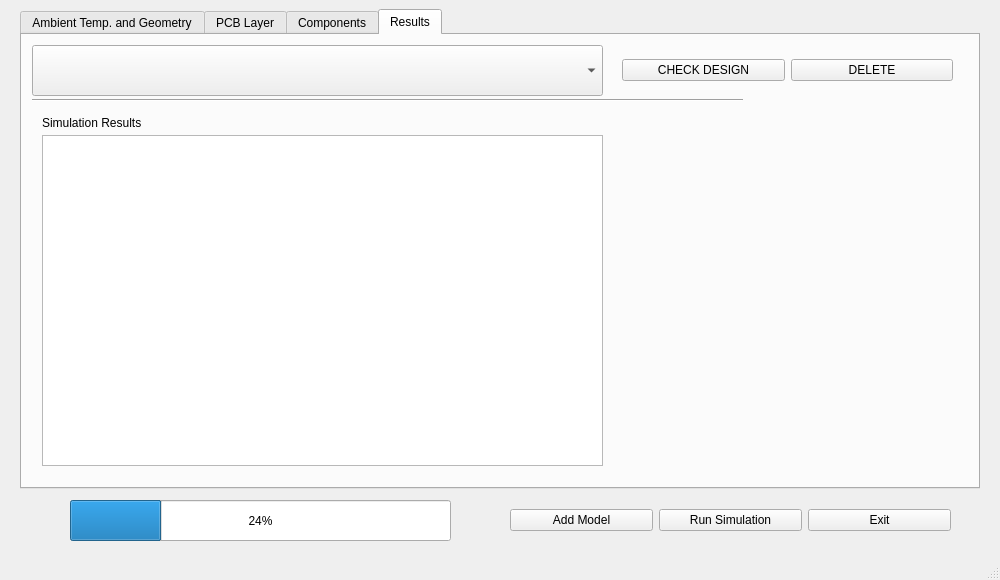
Above: resource/Main2.ui from SoGentle/Automation_6sigma before the change. Below: the same form after it.
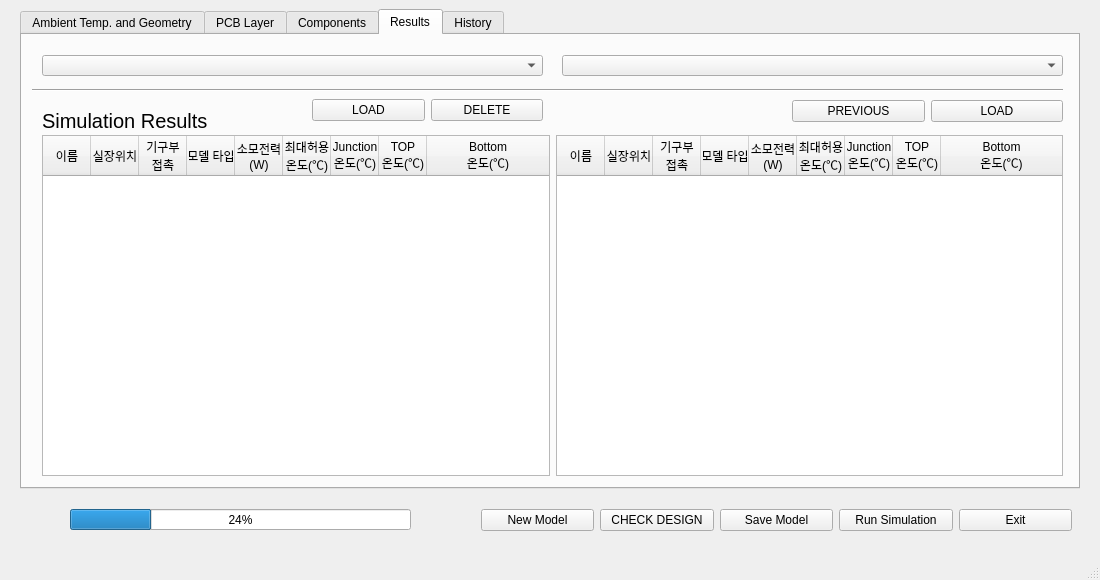
That is the form after the change. The open tabs and pages were chosen to show the change. Icons and pictures are not drawn.

What changed in the file:
```diff
--- a/resource/Main2.ui
+++ b/resource/Main2.ui
@@ -9,19 +9,19 @@
    <rect>
     <x>0</x>
     <y>0</y>
-    <width>1000</width>
+    <width>1100</width>
     <height>580</height>
    </rect>
   </property>
   <property name="minimumSize">
    <size>
-    <width>1000</width>
+    <width>1100</width>
     <height>580</height>
    </size>
   </property>
   <property name="maximumSize">
    <size>
-    <width>1000</width>
+    <width>1100</width>
     <height>580</height>
    </size>
   </property>
@@ -50,22 +50,25 @@
      <rect>
       <x>20</x>
       <y>9</y>
-      <width>960</width>
+      <width>1060</width>
       <height>480</height>
      </rect>
     </property>
     <property name="minimumSize">
      <size>
-      <width>960</width>
+      <width>1060</width>
       <height>480</height>
      </size>
     </property>
     <property name="maximumSize">
      <size>
-      <width>960</width>
+      <width>1060</width>
       <height>480</height>
      </size>
     </property>
+    <property name="autoFillBackground">
+     <bool>false</bool>
+    </property>
     <property name="tabShape">
      <enum>QTabWidget::Rounded</enum>
     </property>
@@ -499,25 +502,32 @@
      <widget class="QWidget" name="horizontalLayoutWidget_3">
       <property name="geometry">
        <rect>
-        <x>600</x>
-        <y>10</y>
-        <width>331</width>
-        <height>51</height>
+        <x>290</x>
+        <y>60</y>
+        <width>231</width>
+        <height>31</height>
        </rect>
       </property>
       <layout class="QHBoxLayout" name="horizontalLayout_3">
        <item>
-        <widget class="QPushButton" name="pushButton_DesignCheck">
-         <property name="enabled">
-          <bool>true</bool>
+        <widget class="QPushButton" name="pushButton_LoadModel">
+         <property name="font">
+          <font>
+           <family>Arial</family>
+          </font>
          </property>
          <property name="text">
-          <string>CHECK DESIGN</string>
+          <string>LOAD</string>
          </property>
         </widget>
        </item>
        <item>
-        <widget class="QPushButton" name="pushButton_DesignDelete">
+        <widget class="QPushButton" name="pushButton_DeleteModel">
+         <property name="font">
+          <font>
+           <family>Arial</family>
+          </font>
+         </property>
          <property name="text">
           <string>DELETE</string>
          </property>
@@ -528,10 +538,10 @@
      <widget class="QComboBox" name="comboBox_Designs">
       <property name="geometry">
        <rect>
-        <x>10</x>
-        <y>10</y>
-        <width>571</width>
-        <height>51</height>
+        <x>20</x>
+        <y>20</y>
+        <width>501</width>
+        <height>21</height>
        </rect>
       </property>
       <property name="maxVisibleItems">
@@ -548,8 +558,8 @@
       <property name="geometry">
        <rect>
         <x>10</x>
-        <y>50</y>
-        <width>711</width>
+        <y>40</y>
+        <width>1031</width>
         <height>31</height>
        </rect>
       </property>
@@ -557,59 +567,373 @@
        <enum>Qt::Horizontal</enum>
       </property>
      </widget>
-     <widget class="QTableView" name="tableView_SimulationResult">
-      <property name="geometry">
-       <rect>
-        <x>20</x>
-        <y>100</y>
-        <width>561</width>
-        <height>331</height>
-       </rect>
-      </property>
-      <property name="horizontalScrollBarPolicy">
-       <enum>Qt::ScrollBarAlwaysOff</enum>
-      </property>
-      <property name="sizeAdjustPolicy">
-       <enum>QAbstractScrollArea::AdjustToContents</enum>
-      </property>
-      <attribute name="horizontalHeaderStretchLastSection">
-       <bool>true</bool>
-      </attribute>
-     </widget>
      <widget class="QLabel" name="label_SimulationResult">
       <property name="geometry">
        <rect>
         <x>20</x>
-        <y>80</y>
-        <width>131</width>
-        <height>16</height>
+        <y>75</y>
+        <width>271</width>
+        <height>21</height>
        </rect>
       </property>
+      <property name="font">
+       <font>
+        <family>Arial</family>
+        <pointsize>15</pointsize>
+       </font>
+      </property>
       <property name="text">
        <string>Simulation Results</string>
       </property>
      </widget>
+     <widget class="QWidget" name="horizontalLayoutWidget_6">
+      <property name="geometry">
+       <rect>
+        <x>20</x>
+        <y>100</y>
+        <width>1021</width>
+        <height>341</height>
+       </rect>
+      </property>
+      <layout class="QHBoxLayout" name="horizontalLayout_6">
+       <item>
+        <widget class="QTableWidget" name="tableWidget_SimulationResults">
+         <property name="font">
+          <font>
+           <family>Arial</family>
+          </font>
+         </property>
+         <attribute name="horizontalHeaderDefaultSectionSize">
+          <number>48</number>
+         </attribute>
+         <attribute name="horizontalHeaderStretchLastSection">
+          <bool>true</bool>
+         </attribute>
+         <column>
+          <property name="text">
+           <string>이름</string>
+          </property>
+         </column>
+         <column>
+          <property name="text">
+           <string>실장위치</string>
+          </property>
+         </column>
+         <column>
+          <property name="text">
+           <string>기구부
+접촉</string>
+          </property>
+         </column>
+         <column>
+          <property name="text">
+           <string>모델 타입</string>
+          </property>
+         </column>
+         <column>
+          <property name="text">
+           <string>소모전력
+(W)</string>
+          </property>
+         </column>
+         <column>
+          <property name="text">
+           <string>최대허용
+온도(℃)</string>
+          </property>
+         </column>
+         <column>
+          <property name="text">
+           <string>Junction
+온도(℃)</string>
+          </property>
+         </column>
+         <column>
+          <property name="text">
+           <string>TOP
+온도(℃)</string>
+          </property>
+         </column>
+         <column>
+          <property name="text">
+           <string>Bottom
+온도(℃)</string>
+          </property>
+         </column>
+        </widget>
+       </item>
+       <item>
+        <widget class="QTableWidget" name="tableWidget_SimulationResults_2">
+         <property name="font">
+          <font>
+           <family>Arial</family>
+          </font>
+         </property>
+         <attribute name="horizontalHeaderDefaultSectionSize">
+          <number>48</number>
+         </attribute>
+         <attribute name="horizontalHeaderStretchLastSection">
+          <bool>true</bool>
+         </attribute>
+         <column>
+          <property name="text">
+           <string>이름</string>
+          </property>
+         </column>
+         <column>
+          <property name="text">
+           <string>실장위치</string>
+          </property>
+         </column>
+         <column>
+          <property name="text">
+           <string>기구부
+접촉</string>
+          </property>
+         </column>
+         <column>
+          <property name="text">
+           <string>모델 타입</string>
+          </property>
+         </column>
+         <column>
+          <property name="text">
+           <string>소모전력
+(W)</string>
+          </property>
+         </column>
+         <column>
+          <property name="text">
+           <string>최대허용
+온도(℃)</string>
+          </property>
+         </column>
+         <column>
+          <property name="text">
+           <string>Junction
+온도(℃)</string>
+          </property>
+         </column>
+         <column>
+          <property name="text">
+           <string>TOP
+온도(℃)</string>
+          </property>
+         </column>
+         <column>
+          <property name="text">
+           <string>Bottom
+온도(℃)</string>
+          </property>
+         </column>
+        </widget>
+       </item>
+      </layout>
+     </widget>
+     <widget class="QComboBox" name="comboBox_Boards_2">
+      <property name="geometry">
+       <rect>
+        <x>540</x>
+        <y>20</y>
+        <width>501</width>
+        <height>21</height>
+       </rect>
+      </property>
+      <property name="maxVisibleItems">
+       <number>20</number>
+      </property>
+      <property name="iconSize">
+       <size>
+        <width>16</width>
+        <height>16</height>
+       </size>
+      </property>
+     </widget>
+     <widget class="QWidget" name="horizontalLayoutWidget_7">
+      <property name="geometry">
+       <rect>
+        <x>770</x>
+        <y>60</y>
+        <width>271</width>
+        <height>32</height>
+       </rect>
+      </property>
+      <layout class="QHBoxLayout" name="horizontalLayout_7">
+       <item>
+        <widget class="QPushButton" name="pushButton">
+         <property name="text">
+          <string>PREVIOUS</string>
+         </property>
+        </widget>
+       </item>
+       <item>
+        <widget class="QPushButton" name="pushButton_2">
+         <property name="text">
+          <string>LOAD</string>
+         </property>
+        </widget>
+       </item>
+      </layout>
+     </widget>
+    </widget>
+    <widget class="QWidget" name="tab">
+     <attribute name="title">
+      <string>History</string>
+     </attribute>
+     <widget class="QTextEdit" name="textEdit">
+      <property name="geometry">
+       <rect>
+        <x>30</x>
+        <y>200</y>
+        <width>991</width>
+        <height>231</height>
+       </rect>
+      </property>
+     </widget>
+     <widget class="QWidget" name="horizontalLayoutWidget_8">
+      <property name="geometry">
+       <rect>
+        <x>670</x>
+        <y>10</y>
+        <width>361</width>
+        <height>41</height>
+       </rect>
+      </property>
+      <layout class="QHBoxLayout" name="horizontalLayout_8">
+       <item>
+        <widget class="QLabel" name="label_4">
+         <property name="text">
+          <string>6Sigma :    </string>
+         </property>
+        </widget>
+       </item>
+       <item>
+        <widget class="QLineEdit" name="lineEdit"/>
+       </item>
+       <item>
+        <widget class="QPushButton" name="pushButton_3">
+         <property name="text">
+          <string>PushButton</string>
+         </property>
+        </widget>
+       </item>
+      </layout>
+     </widget>
+     <widget class="QWidget" name="horizontalLayoutWidget_9">
+      <property name="geometry">
+       <rect>
+        <x>670</x>
+        <y>70</y>
+        <width>361</width>
+        <height>41</height>
+       </rect>
+      </property>
+      <layout class="QHBoxLayout" name="horizontalLayout_9">
+       <item>
+        <widget class="QLabel" name="label_5">
+         <property name="text">
+          <string> Program : </string>
+         </property>
+        </widget>
+       </item>
+       <item>
+        <widget class="QLineEdit" name="lineEdit_2"/>
+       </item>
+      </layout>
+     </widget>
+     <widget class="QWidget" name="horizontalLayoutWidget_10">
+      <property name="geometry">
+       <rect>
+        <x>670</x>
+        <y>130</y>
+        <width>361</width>
+        <height>41</height>
+       </rect>
+      </property>
+      <layout class="QHBoxLayout" name="horizontalLayout_10">
+       <item>
+        <widget class="QLabel" name="label_6">
+         <property name="text">
+          <string>Result :     </string>
+         </property>
+        </widget>
+       </item>
+       <item>
+        <widget class="QLineEdit" name="lineEdit_3"/>
+       </item>
+      </layout>
+     </widget>
+     <widget class="Line" name="line_2">
+      <property name="geometry">
+       <rect>
+        <x>10</x>
+        <y>180</y>
+        <width>1031</width>
+        <height>16</height>
+       </rect>
+      </property>
+      <property name="orientation">
+       <enum>Qt::Horizontal</enum>
+      </property>
+     </widget>
     </widget>
    </widget>
    <widget class="QWidget" name="horizontalLayoutWidget">
     <property name="geometry">
      <rect>
-      <x>510</x>
+      <x>481</x>
       <y>500</y>
-      <width>441</width>
+      <width>591</width>
       <height>41</height>
      </rect>
     </property>
     <layout class="QHBoxLayout" name="horizontalLayout">
      <item>
-      <widget class="QPushButton" name="pushButton_AddModel">
+      <widget class="QPushButton" name="pushButton_NewModel">
+       <property name="font">
+        <font>
+         <family>Arial</family>
+        </font>
+       </property>
        <property name="text">
-        <string>Add Model</string>
+        <string>New Model</string>
+       </property>
+      </widget>
+     </item>
+     <item>
+      <widget class="QPushButton" name="pushButton_CheckModel">
+       <property name="enabled">
+        <bool>true</bool>
+       </property>
+       <property name="font">
+        <font>
+         <family>Arial</family>
+        </font>
+       </property>
+       <property name="text">
+        <string>CHECK DESIGN</string>
+       </property>
+      </widget>
+     </item>
+     <item>
+      <widget class="QPushButton" name="pushButton_SaveModel">
+       <property name="font">
+        <font>
+         <family>Arial</family>
+        </font>
+       </property>
+       <property name="text">
+        <string>Save Model</string>
        </property>
       </widget>
      </item>
      <item>
       <widget class="QPushButton" name="pushButton_RunSimulation">
+       <property name="font">
+        <font>
+         <family>Arial</family>
+        </font>
+       </property>
        <property name="text">
         <string>Run Simulation</string>
        </property>
@@ -617,6 +941,11 @@
      </item>
      <item>
       <widget class="QPushButton" name="pushButton_Exit">
+       <property name="font">
+        <font>
+         <family>Arial</family>
+        </font>
+       </property>
        <property name="text">
         <string>Exit</string>
        </property>
@@ -628,9 +957,9 @@
     <property name="geometry">
      <rect>
       <x>70</x>
-      <y>500</y>
-      <width>381</width>
-      <height>41</height>
+      <y>509</y>
+      <width>341</width>
+      <height>21</height>
      </rect>
     </property>
     <property name="value">
```
Left out of the diff: 263 changed lines with no effect on the pictures.
